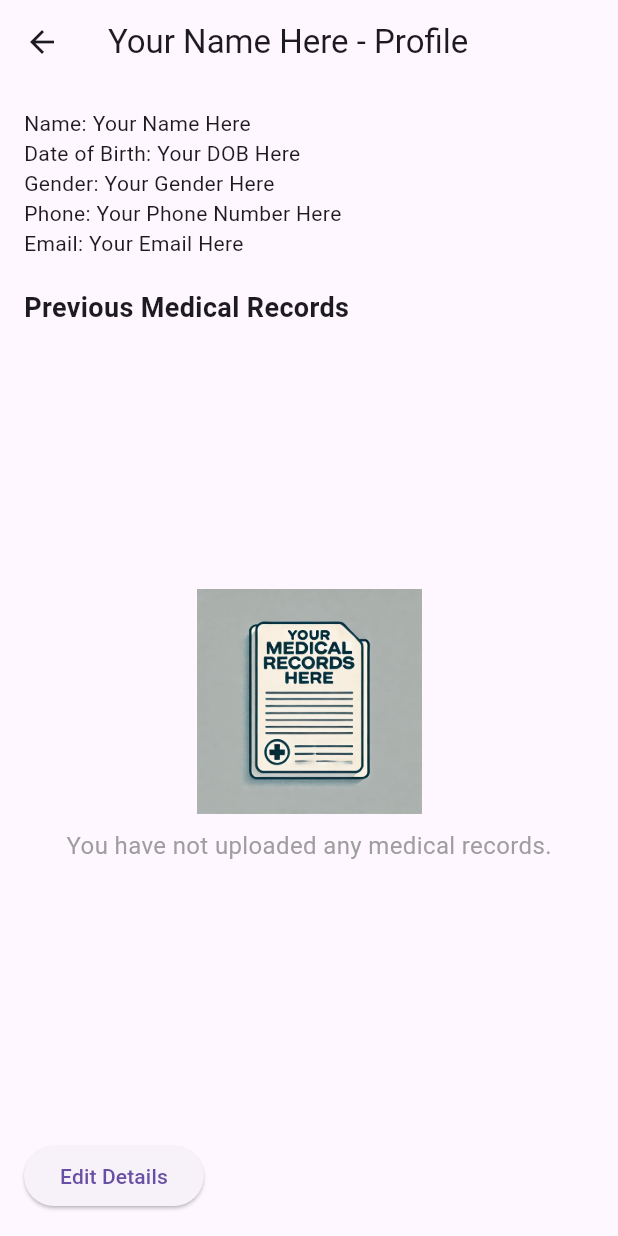
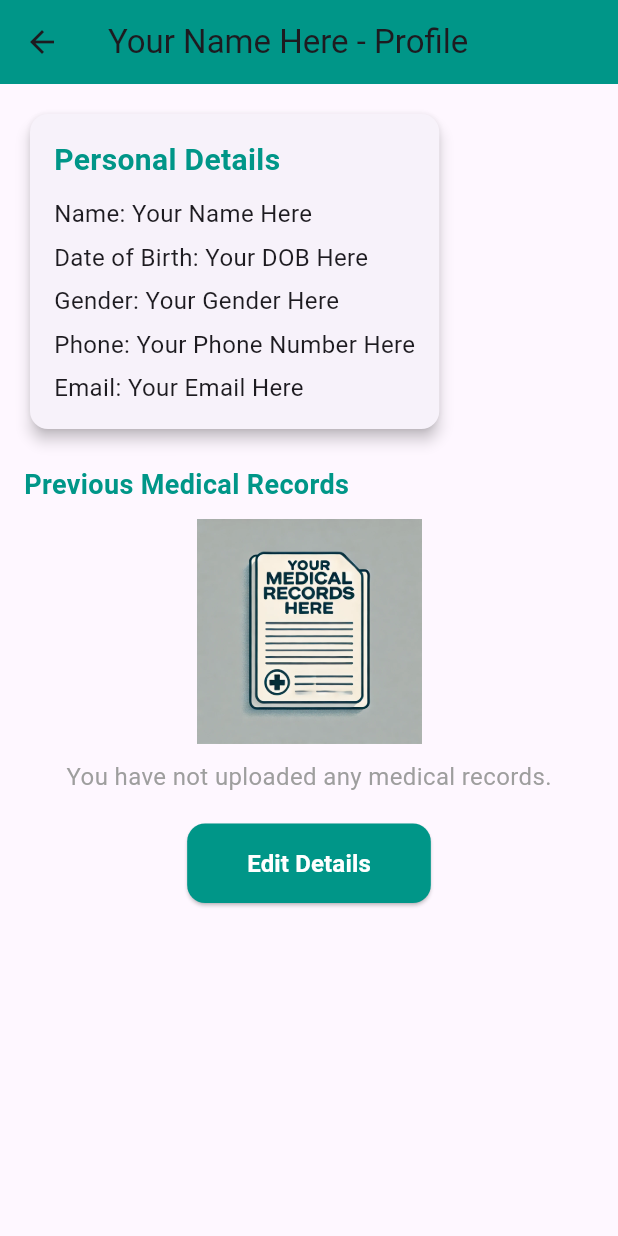
Before and after one commit to varshini2304/healthcare-data-management, a Flutter app: the ProfileScreen screen opened directly with empty values, on a phone screen of 412 x 824 dp. Run offline on Flutter 3.47's test engine with Material 3 defaults, Android fonts, the phone set to English and light mode, and no system bars.

Commit message:
Initial commit

```diff
--- a/lib/main.dart
+++ b/lib/main.dart
@@ -476,13 +476,23 @@ class MainScreen extends StatelessWidget {
           IconButton(
             icon: const Icon(Icons.person, color: Colors.white),
             onPressed: () {
-              // Navigate to the profile screen
+              // Check if the users list is not empty
+              if (users.isNotEmpty) {
+                // Navigate to the profile screen and pass the last user as an example
                 Navigator.push(
                   context,
                   MaterialPageRoute(
                     builder: (context) => ProfileScreen(user: users.last),
                   ),
                 );
+              } else {
+                // Optionally, handle the case where there are no users
+                ScaffoldMessenger.of(context).showSnackBar(
+                  const SnackBar(
+                    content: Text("No user data available."),
+                  ),
+                );
+              }
             },
           ),
         ],
@@ -504,7 +514,7 @@ class MainScreen extends StatelessWidget {
             MainScreenButton(
               icon: Icons.create,
               label: 'Create User',
-              gradientColors: [Colors.pinkAccent, Colors.pink],
+              gradientColors: [Colors.tealAccent, Colors.teal],
               onPressed: () {
                 Navigator.push(
                   context,
@@ -515,7 +525,7 @@ class MainScreen extends StatelessWidget {
             MainScreenButton(
               icon: Icons.search,
               label: 'Get User',
-              gradientColors: [Colors.yellowAccent, Colors.orange.shade900],
+              gradientColors: [Colors.tealAccent, Colors.teal],
               onPressed: () {
                 Navigator.push(
                   context,
@@ -528,7 +538,7 @@ class MainScreen extends StatelessWidget {
             MainScreenButton(
               icon: Icons.add,
               label: 'Add Product',
-              gradientColors: [Colors.blueGrey, Colors.grey],
+              gradientColors: [Colors.tealAccent, Colors.teal],
               onPressed: () {
                 Navigator.push(
                   context,
@@ -541,7 +551,7 @@ class MainScreen extends StatelessWidget {
             MainScreenButton(
               icon: Icons.verified_rounded,
               label: 'Check Product',
-              gradientColors: [Colors.purple, Colors.deepPurple],
+              gradientColors: [Colors.tealAccent, Colors.teal],
               onPressed: () {
                 Navigator.push(
                   context,
@@ -554,7 +564,7 @@ class MainScreen extends StatelessWidget {
             MainScreenButton(
               icon: Icons.file_upload_outlined,
               label: 'Retrieve Product',
-              gradientColors: [Colors.lightGreen, Colors.green],
+              gradientColors: [Colors.tealAccent, Colors.teal],
               onPressed: () {
                 Navigator.push(
                   context,
@@ -567,7 +577,7 @@ class MainScreen extends StatelessWidget {
             MainScreenButton(
               icon: Icons.support_agent,
               label: 'Online Assistance',
-              gradientColors: [Colors.lightBlueAccent, Colors.blueAccent],
+              gradientColors: [Colors.tealAccent, Colors.teal],
               onPressed: () {
                 Navigator.push(
                   context,
@@ -934,28 +944,57 @@ class ProfileScreen extends StatelessWidget {
     return Scaffold(
       appBar: AppBar(
         title: Text("${user.name} - Profile"),
+        backgroundColor: Colors.teal,
       ),
-      body: Padding(
+      body: SingleChildScrollView(
+        child: Padding(
           padding: const EdgeInsets.all(16.0),
           child: Column(
             crossAxisAlignment: CrossAxisAlignment.start,
             children: [
-            Text("Name: ${user.name}"),
-            Text("Date of Birth: ${user.dob}"),
-            Text("Gender: ${user.gender}"),
-            Text("Phone: ${user.phone}"),
-            Text("Email: ${user.email}"),
+              // User Info Card
+              Card(
+                elevation: 4,
+                shape: RoundedRectangleBorder(
+                  borderRadius: BorderRadius.circular(12),
+                ),
+                child: Padding(
+                  padding: const EdgeInsets.all(16.0),
+                  child: Column(
+                    crossAxisAlignment: CrossAxisAlignment.start,
+                    children: [
+                      const Text(
+                        "Personal Details",
+                        style: TextStyle(
+                          fontSize: 20,
+                          fontWeight: FontWeight.bold,
+                          color: Colors.teal,
+                        ),
+                      ),
+                      const SizedBox(height: 10),
+                      Text("Name: ${user.name}", style: TextStyle(fontSize: 16)),
+                      const SizedBox(height: 6),
+                      Text("Date of Birth: ${user.dob}", style: TextStyle(fontSize: 16)),
+                      const SizedBox(height: 6),
+                      Text("Gender: ${user.gender}", style: TextStyle(fontSize: 16)),
+                      const SizedBox(height: 6),
+                      Text("Phone: ${user.phone}", style: TextStyle(fontSize: 16)),
+                      const SizedBox(height: 6),
+                      Text("Email: ${user.email}", style: TextStyle(fontSize: 16)),
+                    ],
+                  ),
+                ),
+              ),
               const SizedBox(height: 20),
+
+              // Medical Records Section
               const Text(
                 "Previous Medical Records",
-              style: TextStyle(fontSize: 18, fontWeight: FontWeight.bold),
+                style: TextStyle(fontSize: 18, fontWeight: FontWeight.bold, color: Colors.teal),
               ),
               const SizedBox(height: 10),
-
-            // Display placeholder if no medical records
               user.medicalRecords.isEmpty
-                ? Expanded(
-              child: Center(
+                  ? Center(
                 child: Column(
                   mainAxisAlignment: MainAxisAlignment.center,
                   children: [
@@ -963,6 +1002,7 @@ class ProfileScreen extends StatelessWidget {
                       'assets/placeholder_image.png',
                       height: 150,
                       width: 150,
+                      fit: BoxFit.cover,
                     ),
                     const SizedBox(height: 10),
                     const Text(
@@ -971,24 +1011,31 @@ class ProfileScreen extends StatelessWidget {
                     ),
                   ],
                 ),
-              ),
               )
-                : Expanded(
-              child: ListView.builder(
+                  : ListView.builder(
+                shrinkWrap: true,
                 itemCount: user.medicalRecords.length,
                 itemBuilder: (context, index) {
-                  return ListTile(
-                    leading: const Icon(Icons.insert_drive_file),
-                    title: Text('Document ${index + 1}'),
+                  return Card(
+                    margin: const EdgeInsets.symmetric(vertical: 8.0),
+                    elevation: 3,
+                    child: ListTile(
+                      contentPadding: const EdgeInsets.symmetric(horizontal: 16.0, vertical: 8.0),
+                      leading: const Icon(Icons.insert_drive_file, color: Colors.teal),
+                      title: Text('Document ${index + 1}', style: TextStyle(fontSize: 16)),
+                      subtitle: const Text('Tap to view', style: TextStyle(fontSize: 14, color: Colors.grey)),
                       onTap: () {
                         // Implement viewing of document if needed
                       },
+                    ),
                   );
                 },
               ),
-            ),
               const SizedBox(height: 20),
-            ElevatedButton(
+
+              // Edit Details Button
+              Center(
+                child: ElevatedButton(
                   onPressed: () {
                     // Navigate back to CreateUser screen and pass user data for editing
                     Navigator.pushReplacement(
@@ -1000,9 +1047,21 @@ class ProfileScreen extends StatelessWidget {
                       ),
                     );
                   },
-              child: const Text('Edit Details'),
+                  style: ElevatedButton.styleFrom(
+                    backgroundColor: Colors.teal,
+                    padding: const EdgeInsets.symmetric(horizontal: 40, vertical: 15),
+                    shape: RoundedRectangleBorder(
+                      borderRadius: BorderRadius.circular(12),
+                    ),
+                  ),
+                  child: const Text(
+                    'Edit Details',
+                    style: TextStyle(fontSize: 16, fontWeight: FontWeight.bold, color: Colors.white),
+                  ),
+                ),
               ),
             ],
+          ),
         ),
       ),
     );
```
Lines whose indentation alone changed are shown as unchanged.
